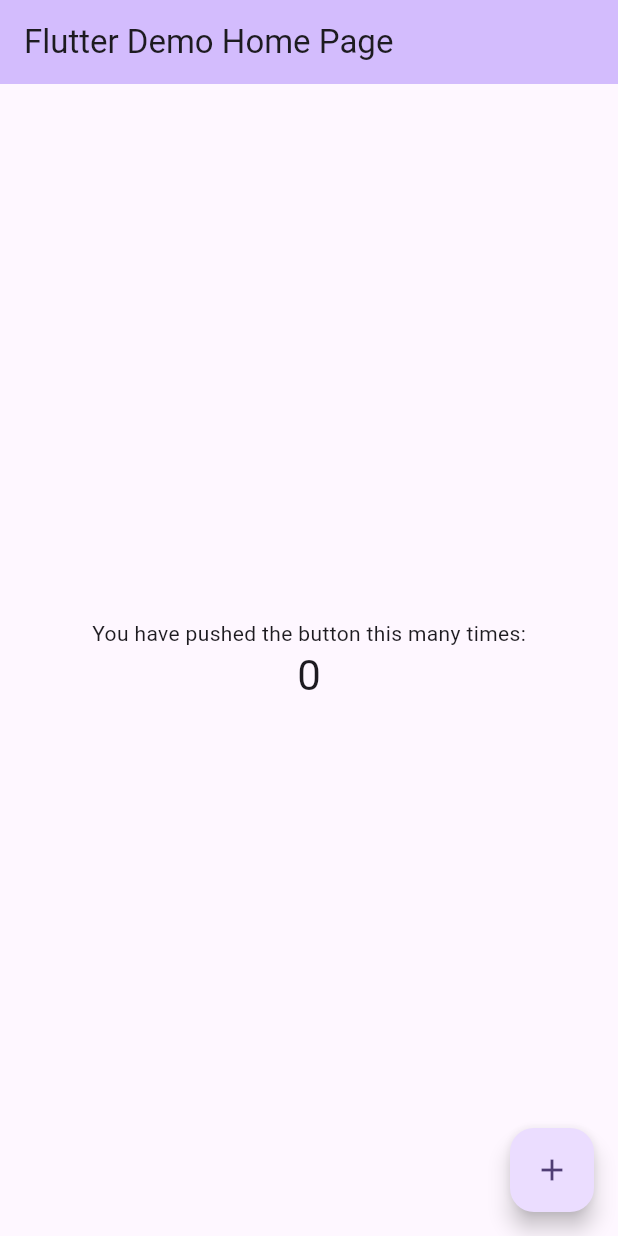
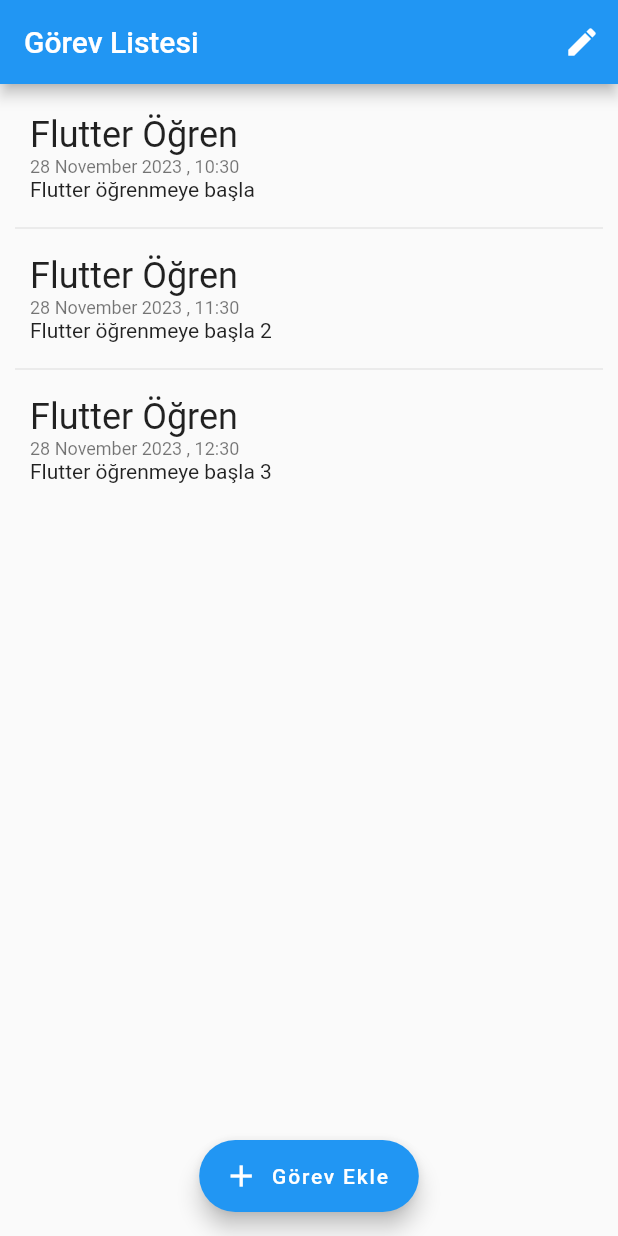
Before and after one commit to msaadev/task_manager, a Flutter app: the screen it shows after launch, on a phone screen of 412 x 824 dp. Run offline on Flutter 3.47's test engine with Material 2 defaults, Android fonts, the phone set to English and light mode, and no system bars.

Commit message:
some pages done

```diff
--- /dev/null
+++ b/lib/core/models/task_model.dart
@@ -0,0 +1,15 @@
+class Task {
+  final DateTime? time;
+  final String? title;
+  final String? description;
+  final String? music;
+  final int? duration;
+
+  Task({
+    this.time,
+    this.title,
+    this.description,
+    this.music,
+    this.duration,
+  });
+}
--- a/lib/main.dart
+++ b/lib/main.dart
@@ -1,125 +1,20 @@
 import 'package:flutter/material.dart';
+import 'package:task_manager/screens/home/home_view.dart';
 
-void main() {
+void main() async {
+
   runApp(const MyApp());
 }
 
 class MyApp extends StatelessWidget {
   const MyApp({super.key});
 
-  // This widget is the root of your application.
   @override
   Widget build(BuildContext context) {
-    return MaterialApp(
-      title: 'Flutter Demo',
-      theme: ThemeData(
-        // This is the theme of your application.
-        //
-        // TRY THIS: Try running your application with "flutter run". You'll see
-        // the application has a blue toolbar. Then, without quitting the app,
-        // try changing the seedColor in the colorScheme below to Colors.green
-        // and then invoke "hot reload" (save your changes or press the "hot
-        // reload" button in a Flutter-supported IDE, or press "r" if you used
-        // the command line to start the app).
-        //
-        // Notice that the counter didn't reset back to zero; the application
-        // state is not lost during the reload. To reset the state, use hot
-        // restart instead.
-        //
-        // This works for code too, not just values: Most code changes can be
-        // tested with just a hot reload.
-        colorScheme: ColorScheme.fromSeed(seedColor: Colors.deepPurple),
-        useMaterial3: true,
-      ),
-      home: const MyHomePage(title: 'Flutter Demo Home Page'),
+    return const MaterialApp(
+      title: 'Görev Yöneticisi',
+      locale: Locale('tr', 'TR'),
+      home: HomeView(),
     );
   }
 }
-
-class MyHomePage extends StatefulWidget {
-  const MyHomePage({super.key, required this.title});
-
-  // This widget is the home page of your application. It is stateful, meaning
-  // that it has a State object (defined below) that contains fields that affect
-  // how it looks.
-
-  // This class is the configuration for the state. It holds the values (in this
-  // case the title) provided by the parent (in this case the App widget) and
-  // used by the build method of the State. Fields in a Widget subclass are
-  // always marked "final".
-
-  final String title;
-
-  @override
-  State<MyHomePage> createState() => _MyHomePageState();
-}
-
-class _MyHomePageState extends State<MyHomePage> {
-  int _counter = 0;
-
-  void _incrementCounter() {
-    setState(() {
-      // This call to setState tells the Flutter framework that something has
-      // changed in this State, which causes it to rerun the build method below
-      // so that the display can reflect the updated values. If we changed
-      // _counter without calling setState(), then the build method would not be
-      // called again, and so nothing would appear to happen.
-      _counter++;
-    });
-  }
-
-  @override
-  Widget build(BuildContext context) {
-    // This method is rerun every time setState is called, for instance as done
-    // by the _incrementCounter method above.
-    //
-    // The Flutter framework has been optimized to make rerunning build methods
-    // fast, so that you can just rebuild anything that needs updating rather
-    // than having to individually change instances of widgets.
-    return Scaffold(
-      appBar: AppBar(
-        // TRY THIS: Try changing the color here to a specific color (to
-        // Colors.amber, perhaps?) and trigger a hot reload to see the AppBar
-        // change color while the other colors stay the same.
-        backgroundColor: Theme.of(context).colorScheme.inversePrimary,
-        // Here we take the value from the MyHomePage object that was created by
-        // the App.build method, and use it to set our appbar title.
-        title: Text(widget.title),
-      ),
-      body: Center(
-        // Center is a layout widget. It takes a single child and positions it
-        // in the middle of the parent.
-        child: Column(
-          // Column is also a layout widget. It takes a list of children and
-          // arranges them vertically. By default, it sizes itself to fit its
-          // children horizontally, and tries to be as tall as its parent.
-          //
-          // Column has various properties to control how it sizes itself and
-          // how it positions its children. Here we use mainAxisAlignment to
-          // center the children vertically; the main axis here is the vertical
-          // axis because Columns are vertical (the cross axis would be
-          // horizontal).
-          //
-          // TRY THIS: Invoke "debug painting" (choose the "Toggle Debug Paint"
-          // action in the IDE, or press "p" in the console), to see the
-          // wireframe for each widget.
-          mainAxisAlignment: MainAxisAlignment.center,
-          children: <Widget>[
-            const Text(
-              'You have pushed the button this many times:',
-            ),
-            Text(
-              '$_counter',
-              style: Theme.of(context).textTheme.headlineMedium,
-            ),
-          ],
-        ),
-      ),
-      floatingActionButton: FloatingActionButton(
-        onPressed: _incrementCounter,
-        tooltip: 'Increment',
-        child: const Icon(Icons.add),
-      ), // This trailing comma makes auto-formatting nicer for build methods.
-    );
-  }
-}
--- /dev/null
+++ b/lib/screens/home/home_view.dart
@@ -0,0 +1,142 @@
+import 'package:flutter/material.dart';
+import 'package:intl/intl.dart';
+
+import 'package:task_manager/core/models/task_model.dart';
+
+class HomeView extends StatefulWidget {
+  const HomeView({super.key});
+
+  @override
+  State<HomeView> createState() => _HomeViewState();
+}
+
+class _HomeViewState extends State<HomeView> {
+  List<Task> taskList = [];
+  bool isEditing = false;
+
+  @override
+  void initState() {
+    super.initState();
+
+    taskList = [
+      Task(
+        time: DateTime.now(),
+        title: 'Flutter Öğren',
+        description: 'Flutter öğrenmeye başla',
+        music: 'https://www.bensound.com/bensound-music/bensound-summer.mp3',
+        duration: 20,
+      ),
+      Task(
+        time: DateTime.now().add(const Duration(hours: 1)),
+        title: 'Flutter Öğren',
+        description: 'Flutter öğrenmeye başla 2',
+        music: 'https://www.bensound.com/bensound-music/bensound-summer.mp3',
+        duration: 30,
+      ),
+      Task(
+        time: DateTime.now().add(const Duration(hours: 2)),
+        title: 'Flutter Öğren',
+        description: 'Flutter öğrenmeye başla 3',
+        music: 'https://www.bensound.com/bensound-music/bensound-summer.mp3',
+        duration: 40,
+      ),
+    ];
+  }
+
+  @override
+  Widget build(BuildContext context) {
+    return Scaffold(
+      appBar: AppBar(
+        title: const Text('Görev Listesi'),
+        actions: [
+          IconButton(
+            onPressed: () {
+              setState(() {
+                isEditing = !isEditing;
+              });
+            },
+            icon: Icon(isEditing ? Icons.check : Icons.edit),
+          ),
+        ],
+      ),
+      floatingActionButton: FloatingActionButton.extended(
+        onPressed: () {},
+        icon: const Icon(Icons.add),
+        label: const Text('Görev Ekle'),
+      ),
+      floatingActionButtonLocation: FloatingActionButtonLocation.centerFloat,
+      body: ListView.separated(
+        padding: EdgeInsets.all(10),
+        separatorBuilder: (context, index) => const Divider(),
+        itemCount: taskList.length,
+        itemBuilder: (context, index) {
+          var item = taskList[index];
+          var date = DateFormat(
+            'dd MMMM yyyy , hh:mm',
+          ).format(item.time ?? DateTime.now());
+
+          return Row(
+            children: [
+              AnimatedContainer(
+                transform: Matrix4.translationValues(
+                    isEditing ? 0 : -MediaQuery.of(context).size.width, 0, 0),
+                curve: Curves.easeInOut,
+                width: isEditing ? 50 : 0,
+                duration: const Duration(milliseconds: 500),
+                child:
+                    isEditing ? deleteButton(context, index) : const SizedBox(),
+              ),
+              Expanded(
+                  child: Padding(
+                padding: const EdgeInsets.all(10),
+                child: Column(
+                  crossAxisAlignment: CrossAxisAlignment.start,
+                  children: [
+                    Text(item.title!,
+                        style: Theme.of(context).textTheme.headlineSmall),
+                    Text(date, style: Theme.of(context).textTheme.bodySmall),
+                    Text(item.description!),
+                  ],
+                ),
+              ))
+            ],
+          );
+        },
+      ),
+    );
+  }
+
+  Widget deleteButton(BuildContext context, int index) {
+    return IconButton(
+      onPressed: () {
+        showDialog(
+          context: context,
+          builder: (context) {
+            return AlertDialog(
+              title: const Text('Görevi Sil'),
+              content: const Text('Görevi silmek istediğinize emin misiniz?'),
+              actions: [
+                TextButton(
+                  onPressed: () {
+                    Navigator.pop(context);
+                  },
+                  child: const Text('İptal'),
+                ),
+                TextButton(
+                  onPressed: () {
+                    setState(() {
+                      taskList.removeAt(index);
+                    });
+                    Navigator.pop(context);
+                  },
+                  child: const Text('Sil'),
+                ),
+              ],
+            );
+          },
+        );
+      },
+      icon: const Icon(Icons.delete),
+    );
+  }
+}
--- a/pubspec.yaml
+++ b/pubspec.yaml
@@ -35,6 +35,7 @@ dependencies:
   # The following adds the Cupertino Icons font to your application.
   # Use with the CupertinoIcons class for iOS style icons.
   cupertino_icons: ^1.0.2
+  intl: ^0.18.1
 
 dev_dependencies:
   flutter_test:
```
Also changed, not shown: lib/screens/task_detail/task_detail.dart (added), pubspec.lock.
